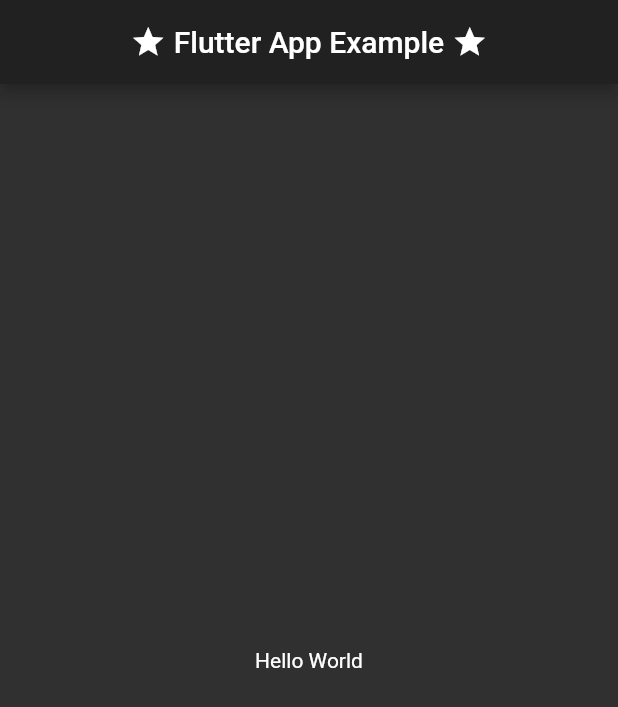
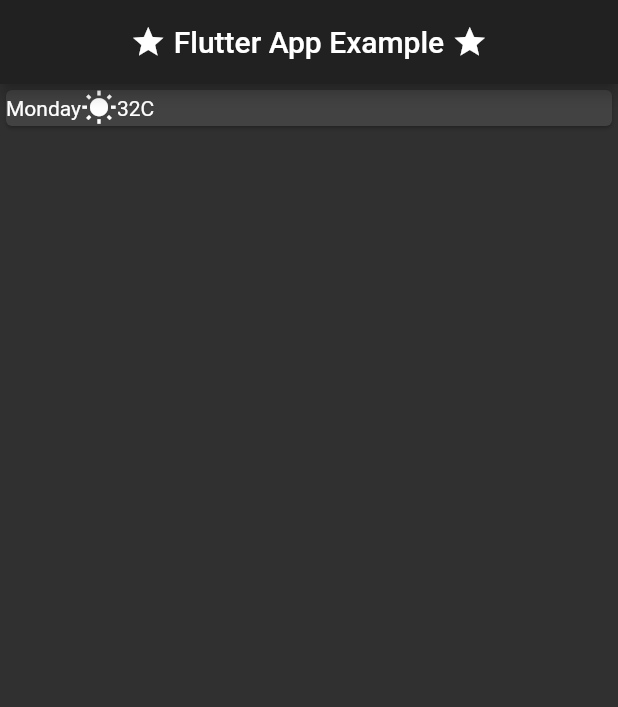
Before and after one commit to OpsonDuran/flutter_app_example, a Flutter app: the screen it shows after launch, on a phone screen of 412 x 824 dp. Shown: the top 707 px of the screen. Run offline on Flutter 3.47's test engine with Material 2 defaults, Android fonts, the phone set to English and light mode, and no system bars.

Commit message:
add new folder for ui Widgets & create HomePage widget for show days and temp in body of Scaffold, create Method with returnd Widget for Days in Stateless widget HomePage

```diff
--- a/lib/main.dart
+++ b/lib/main.dart
@@ -1,4 +1,5 @@
 import 'package:flutter/material.dart';
+import "ui/home_page.dart";
 
 void main() => runApp(MyApp());
 
@@ -24,8 +25,7 @@ class MyApp extends StatelessWidget {
             ],),)
 
           ),
-          body: Center(
-            child: Text("Hello World"),)
+          body: HomePage()
         ),
       ),
     );
--- /dev/null
+++ b/lib/ui/home_page.dart
@@ -0,0 +1,21 @@
+import 'package:flutter/material.dart';
+
+class HomePage extends StatelessWidget {
+  @override
+  Widget build(BuildContext context) {
+    // TODO: implement build
+    return Column(
+      children: <Widget>[
+        dayWidget("Monday", Icons.wb_sunny, "32C"),
+      ],
+    );
+  }
+}
+
+Widget dayWidget(String day, IconData iconData, String temp) {
+  return Card(
+        child: Row(
+          children: <Widget>[Text(day), Icon(iconData), Text(temp)],
+        ),
+      );
+}
```
